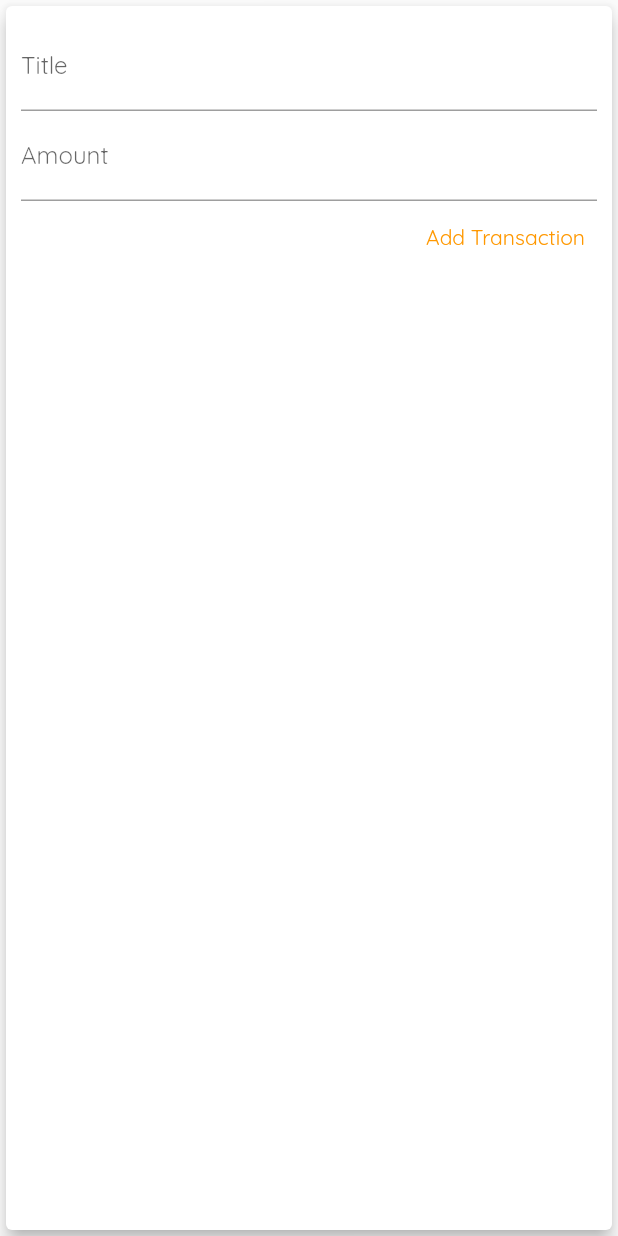
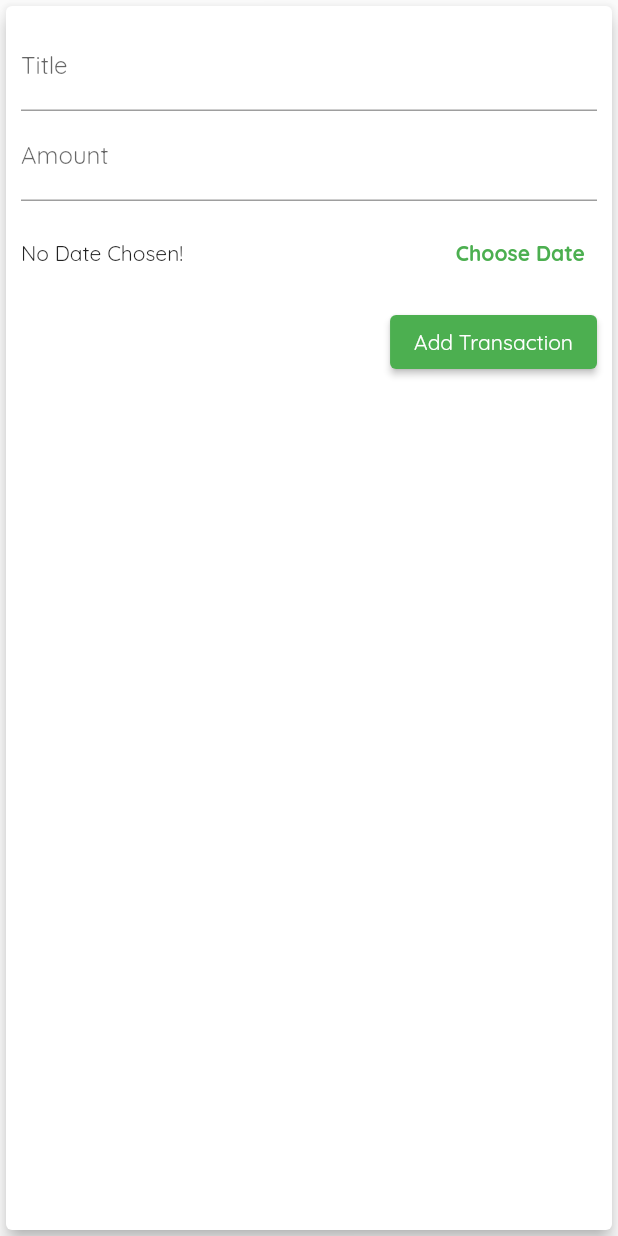
Before and after one commit to darkcode932/expense_app, a Flutter app: the NewTransaction widget shown alone on an empty page, opened directly with empty values, after a tap on "Add Transaction", on a phone screen of 412 x 824 dp. Run offline on Flutter 3.47's test engine with Material 2 defaults, Android fonts, the phone set to English and light mode, and no system bars.

Commit message:
add icon for delete any transaction

```diff
--- a/lib/main.dart
+++ b/lib/main.dart
@@ -20,6 +20,7 @@ class MyApp extends StatelessWidget {
       title: 'Personal Expense',
       theme: ThemeData(
         primarySwatch: Colors.green,
+        errorColor: Colors.red,
         fontFamily: 'Quicksand',
         appBarTheme: AppBarTheme(
             textTheme: ThemeData.light().textTheme.copyWith(
@@ -56,12 +57,13 @@ class _MyHomePageState extends State<MyHomePage> {
     }).toList();
   }
 
-  void _addNewTransaction(String txTitle, double txAmount) {
+  void _addNewTransaction(
+      String txTitle, double txAmount, DateTime chosenDate) {
     final newTx = Transaction(
         id: DateTime.now().toString(),
         title: txTitle,
         amount: txAmount,
-        date: DateTime.now());
+        date: chosenDate);
 
     setState(() {
       _userTransactions.add(newTx);
--- a/lib/widgets/new_transaction.dart
+++ b/lib/widgets/new_transaction.dart
@@ -1,8 +1,5 @@
-import 'package:flutter/cupertino.dart';
-import 'package:flutter/src/foundation/key.dart';
-import 'package:flutter/src/widgets/framework.dart';
-
 import 'package:flutter/material.dart';
+import 'package:intl/intl.dart';
 
 class NewTransaction extends StatefulWidget {
   final Function addTx;
@@ -14,21 +11,45 @@ class NewTransaction extends StatefulWidget {
 }
 
 class _NewTransactionState extends State<NewTransaction> {
-  final titleController = TextEditingController();
+  final _titleController = TextEditingController();
 
-  final amountController = TextEditingController();
+  final _amountController = TextEditingController();
 
-  void submitData() {
-    final enteredTitle = titleController.text;
-    final enteredAmount = double.parse(amountController.text);
+  DateTime? _selectedDate;
 
-    if (enteredTitle.isEmpty || enteredAmount < 0) {
+  void _submitData() {
+    if (_amountController.text.isEmpty) {
       return;
     }
 
-    widget.addTx(enteredTitle, enteredAmount);
+    final enteredTitle = _titleController.text;
+    final enteredAmount = double.parse(_amountController.text);
+
+    if (enteredTitle.isEmpty || enteredAmount < 0 || _selectedDate == null) {
+      return;
+    }
+
+    widget.addTx(enteredTitle, enteredAmount, _selectedDate);
 
     Navigator.of(context).pop();
+  }
+
+  void _presentDatepicker() {
+    showDatePicker(
+            context: context,
+            initialDate: DateTime.now(),
+            firstDate: DateTime(2019),
+            lastDate: DateTime.now())
+        .then((pickedDate) {
+      if (pickedDate == null) {
+        return;
+      }
+
+      setState(() {
+        _selectedDate = pickedDate;
+      });
+    });
+    print('...');
   }
 
   @override
@@ -42,25 +63,44 @@ class _NewTransactionState extends State<NewTransaction> {
             children: <Widget>[
               TextField(
                 decoration: InputDecoration(labelText: 'Title'),
-                controller: titleController,
-                onSubmitted: (_) => submitData,
+                controller: _titleController,
+                onSubmitted: (_) => _submitData,
                 //onChanged: (val) {
                 //titleInput = val;
                 //},
               ),
               TextField(
                 decoration: InputDecoration(labelText: 'Amount'),
-                controller: amountController,
+                controller: _amountController,
                 keyboardType: TextInputType.number,
-                onSubmitted: (_) => submitData,
+                onSubmitted: (_) => _submitData,
                 //onChanged: (val) {
                 //amountInput = val;
                 //},
               ),
-              TextButton(
-                onPressed: submitData,
+              Container(
+                height: 70,
+                child: Row(
+                  children: <Widget>[
+                    Expanded(
+                      child: Text(
+                        _selectedDate == null
+                            ? 'No Date Chosen!'
+                            : 'Picked Date: ${DateFormat.yMd().format(_selectedDate as DateTime)}',
+                      ),
+                    ),
+                    TextButton(
+                        onPressed: _presentDatepicker,
+                        child: Text(
+                          'Choose Date',
+                          style: TextStyle(fontWeight: FontWeight.bold),
+                        ))
+                  ],
+                ),
+              ),
+              ElevatedButton(
+                onPressed: _submitData,
                 child: Text('Add Transaction'),
-                style: TextButton.styleFrom(primary: Colors.orange),
               )
             ],
           ),
--- a/lib/widgets/transaction_list.dart
+++ b/lib/widgets/transaction_list.dart
@@ -53,6 +53,11 @@ class TransactionList extends StatelessWidget {
                       ),
                       subtitle: Text(
                           DateFormat.yMMMd().format(transactions[index].date)),
+                      trailing: IconButton(
+                        onPressed: () {},
+                        icon: Icon(Icons.delete),
+                        color: Theme.of(context).errorColor,
+                      ),
                     ),
                   );
                 },
```
